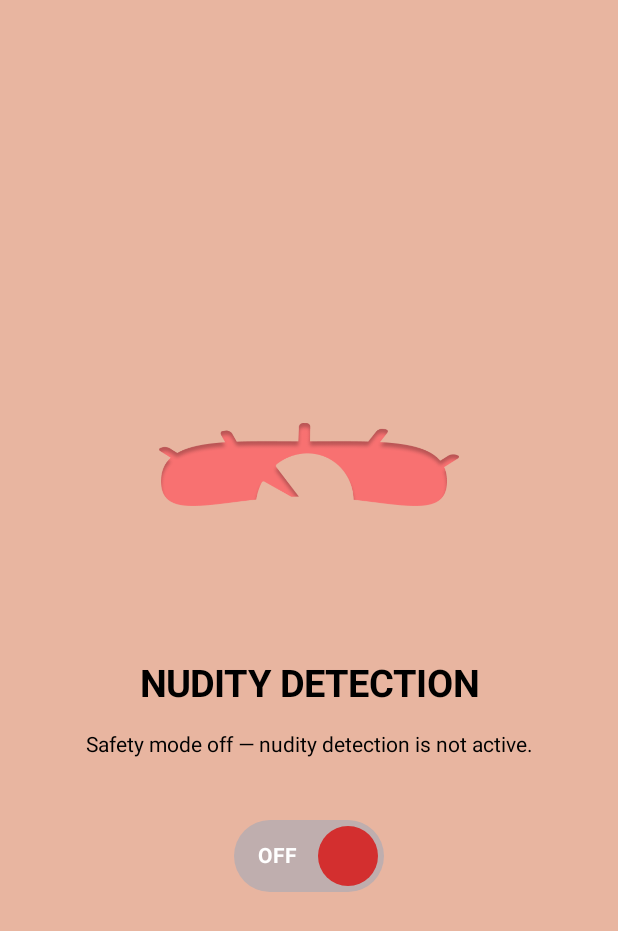
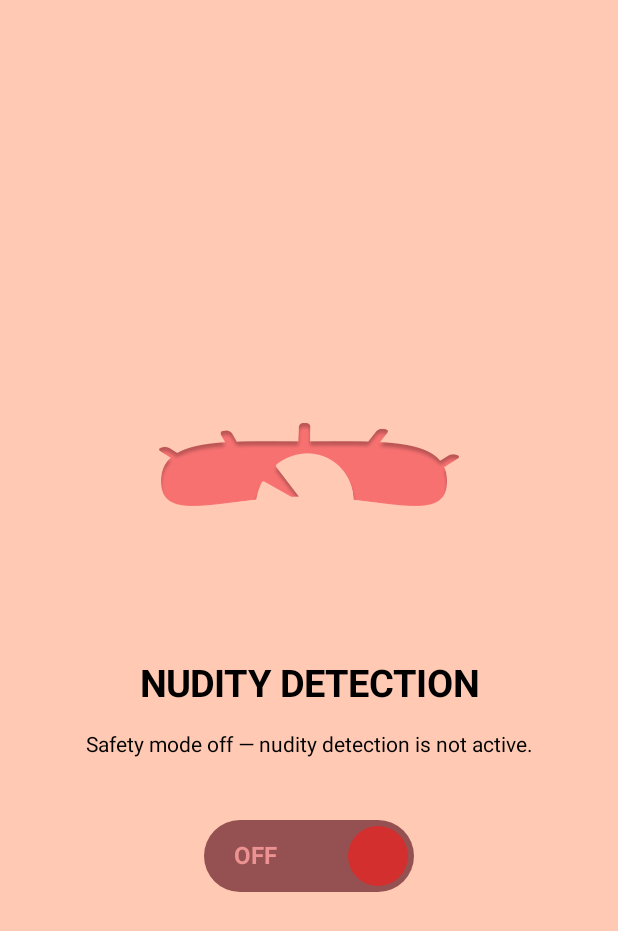
Before and after one commit to wkwk08/Nudity-Detection-Android-Enhanced, an Android app built with Jetpack Compose: the screen it shows after launch (MainActivity), after a tap on "Start", on a phone screen of 412 x 824 dp. Shown: the top 931 px of the screen. Run offline under Robolectric (Android 15) with nearby library versions, the phone set to English and light mode, and no system bars.

Commit message:
style(detectionscreen): update all color codes & toggle dimensions

```diff
--- a/app/src/main/java/com/example/nuditydetectionapp/MainActivity.kt
+++ b/app/src/main/java/com/example/nuditydetectionapp/MainActivity.kt
@@ -261,9 +261,9 @@ fun DetectionScreen(
     onToggleSafetyMode: (Boolean) -> Unit
 ) {
     val backgroundColor = if (isSafetyModeEnabled) {
-        Color(0xFFB8E6BD)
+        Color(0xFFC5FFB3) // ON background
     } else {
-        Color(0xFFE8B5A0)
+        Color(0xFFFFC9B3) // OFF background
     }
 
     Box(
@@ -317,18 +317,19 @@ fun DetectionScreen(
 
             Spacer(modifier = Modifier.height(40.dp))
 
+            // Toggle button
             Box(
                 modifier = Modifier
                     .background(
                         color = if (isSafetyModeEnabled) {
-                            Color(0xFF66BB6A)
+                            Color(0xFF51955F) // ON button background
                         } else {
-                            Color(0xFFBFAEAE)
+                            Color(0xFF955151) // OFF button background
                         },
                         shape = RoundedCornerShape(24.dp)
                     )
                     .height(48.dp)
-                    .width(100.dp)
+                    .width(140.dp)
                     .clickable {
                         onToggleSafetyMode(!isSafetyModeEnabled)
                     },
@@ -343,10 +344,10 @@ fun DetectionScreen(
                 ) {
                     Text(
                         text = if (isSafetyModeEnabled) "ON" else "OFF",
-                        fontSize = 14.sp,
+                        fontSize = 16.sp,
                         fontWeight = FontWeight.Bold,
-                        color = Color.White,
-                        modifier = Modifier.padding(start = 12.dp)
+                        color = if (isSafetyModeEnabled) Color(0xFFB0EC92) else Color(0xFFEC9292), // ON/OFF text color
+                        modifier = Modifier.padding(start = 16.dp)
                     )
 
                     Box(
@@ -354,9 +355,9 @@ fun DetectionScreen(
                             .size(40.dp)
                             .background(
                                 color = if (isSafetyModeEnabled) {
-                                    Color(0xFF4CAF50)
+                                    Color(0xFF4CEE6F) // ON circle
                                 } else {
-                                    Color(0xFFD32F2F)
+                                    Color(0xFFD32F2F) // OFF circle color
                                 },
                                 shape = RoundedCornerShape(50.dp)
                             )
```
